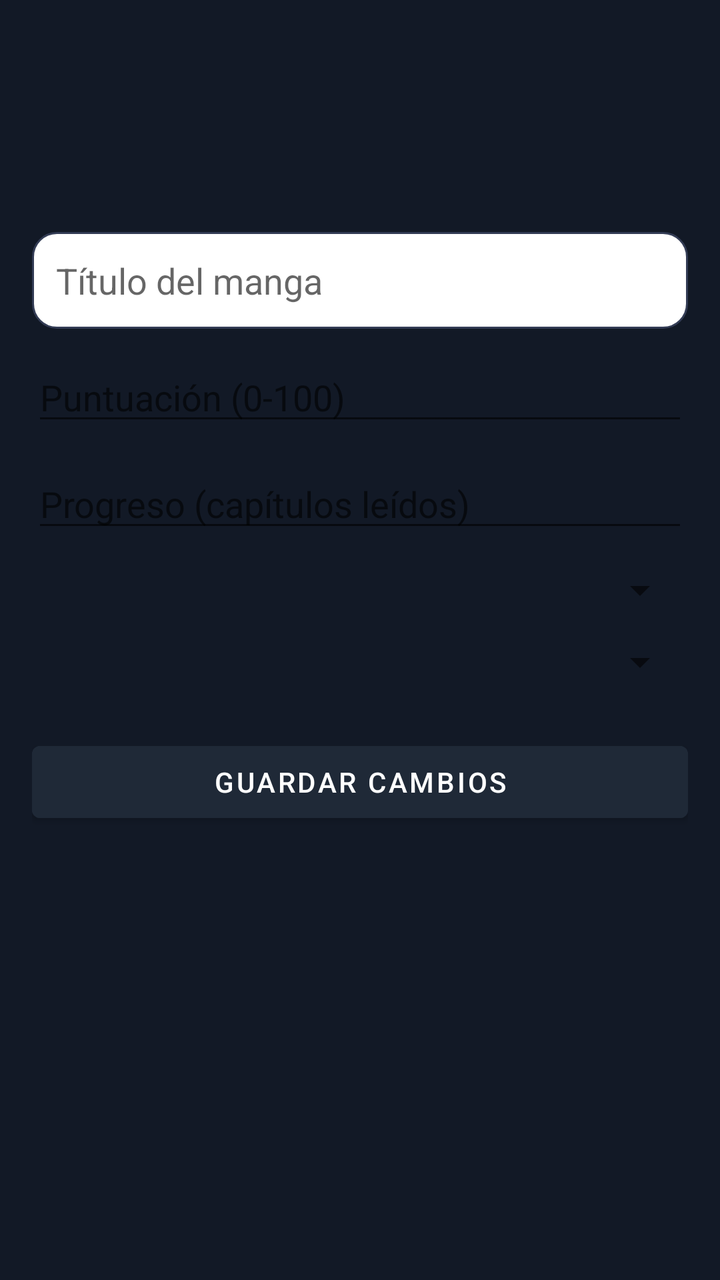
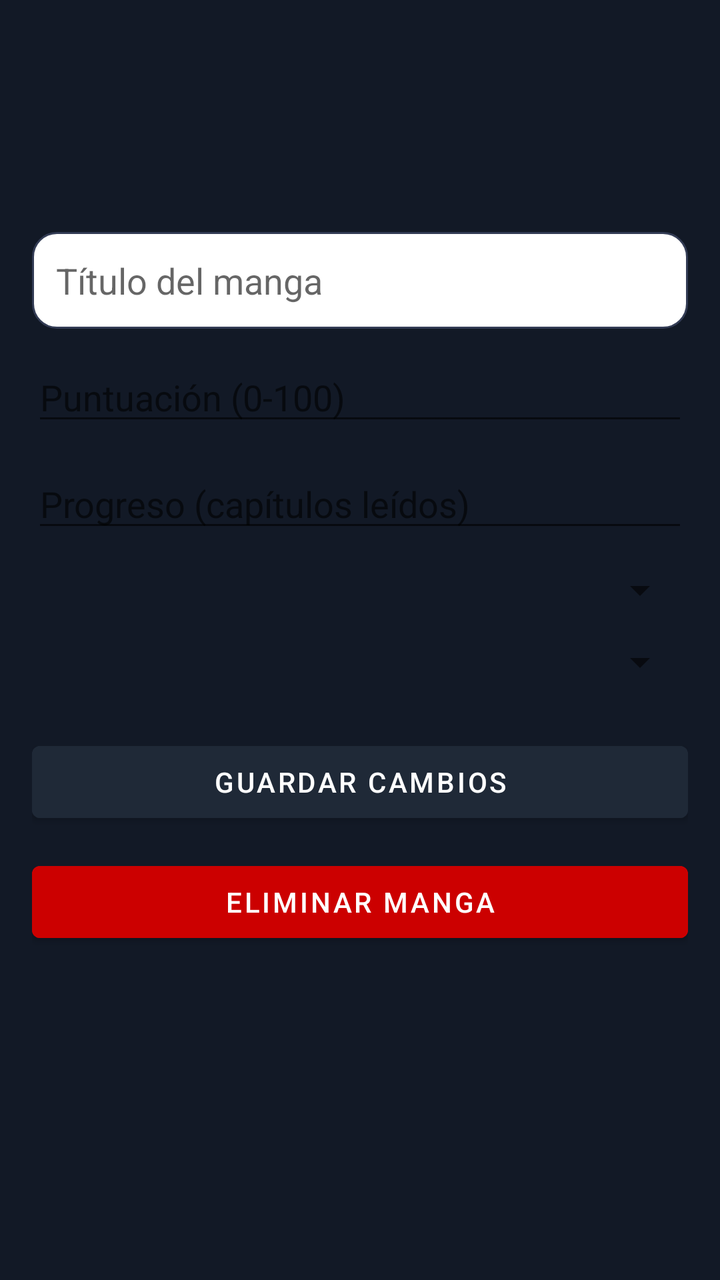

Screens rendered from an Android XML layout before and after an edit, with the pre-edit source and the edit as a unified diff.
<!-- AndroidManifest.xml: application theme Theme.YomiTrack -->
<!-- res/layout/fragment_edit_manga.xml -->
<ScrollView xmlns:android="http://schemas.android.com/apk/res/android"
    android:layout_width="match_parent"
    android:layout_height="match_parent"
    android:paddingTop="100dp"
    android:paddingBottom="80dp"
    android:fillViewport="true">

    <LinearLayout
        android:layout_width="match_parent"
        android:layout_height="wrap_content"
        android:padding="16dp"
        android:orientation="vertical">

        <EditText
            android:id="@+id/editTextMangaTitle"
            android:layout_width="match_parent"
            android:layout_height="wrap_content"
            android:hint="Título del manga"
            android:inputType="text"
            android:padding="12dp"
            android:background="@drawable/edit_text_background" />

        <EditText
            android:id="@+id/editTextScore"
            android:layout_width="match_parent"
            android:layout_height="wrap_content"
            android:hint="Puntuación (0-100)"
            android:inputType="number"
            android:layout_marginTop="12dp" />

        <EditText
            android:id="@+id/editTextProgress"
            android:layout_width="match_parent"
            android:layout_height="wrap_content"
            android:hint="Progreso (capítulos leídos)"
            android:inputType="number"
            android:layout_marginTop="12dp" />

        <Spinner
            android:id="@+id/spinnerStatus"
            android:layout_width="match_parent"
            android:layout_height="wrap_content"
            android:layout_marginTop="12dp"
            android:padding="8dp" />

        <Spinner
            android:id="@+id/spinnerType"
            android:layout_width="match_parent"
            android:layout_height="wrap_content"
            android:layout_marginTop="12dp"
            android:padding="8dp" />

        <Button
            android:id="@+id/buttonSaveManga"
            android:layout_width="match_parent"
            android:layout_height="wrap_content"
            android:text="Guardar cambios"
            android:layout_marginTop="24dp"
            android:backgroundTint="@color/primary"
            android:textColor="@android:color/white" />
    </LinearLayout>
</ScrollView>
<!-- resources referenced by this layout -->
<resources>
  <color name="primary">#1F2937</color>
  <!-- drawable edit_text_background (drawable) -->
  <?xml version="1.0" encoding="utf-8"?>
  <shape xmlns:android="http://schemas.android.com/apk/res/android"
      android:shape="rectangle">
  
      <solid android:color="@color/textPrimary" /> 
  
      <corners android:radius="12dp" /> 
  
      <padding
          android:left="12dp"
          android:top="8dp"
          android:right="12dp"
          android:bottom="8dp" />
  
      <stroke
          android:width="1dp"
          android:color="#333C55" /> 
  </shape>
  <style name="Theme.YomiTrack" parent="Base.Theme.YomiTrack" />
  <color name="textPrimary">#FFFFFF</color>
  <style name="Base.Theme.YomiTrack" parent="Theme.MaterialComponents.DayNight.NoActionBar">
          
          <item name="colorPrimary">@color/primary</item>
          <item name="colorPrimaryVariant">@color/primary</item>
          <item name="colorOnPrimary">@color/textPrimary</item>
          <item name="android:colorBackground">@color/background</item>
          <item name="colorOnBackground">@color/textPrimary</item>
  
          
          <item name="bottomNavigationStyle">@style/CustomBottomNav</item>
      </style>
  <color name="background">#121926</color>
  <style name="CustomBottomNav" parent="Widget.MaterialComponents.BottomNavigationView">
          <item name="android:background">@color/primary</item>
          <item name="itemIconTint">@color/textPrimary</item>
          <item name="itemTextColor">@color/textPrimary</item>
      </style>
</resources>

<!-- the commit's change to res/layout/fragment_edit_manga.xml (unified diff, before → after) -->
@@ -1,40 +1,41 @@
+<?xml version="1.0" encoding="utf-8"?>
 <ScrollView xmlns:android="http://schemas.android.com/apk/res/android"
     android:layout_width="match_parent"
     android:layout_height="match_parent"
+    android:fillViewport="true"
     android:paddingTop="100dp"
-    android:paddingBottom="80dp"
-    android:fillViewport="true">
+    android:paddingBottom="80dp">
 
     <LinearLayout
         android:layout_width="match_parent"
         android:layout_height="wrap_content"
-        android:padding="16dp"
-        android:orientation="vertical">
+        android:orientation="vertical"
+        android:padding="16dp">
 
         <EditText
             android:id="@+id/editTextMangaTitle"
             android:layout_width="match_parent"
             android:layout_height="wrap_content"
+            android:background="@drawable/edit_text_background"
             android:hint="Título del manga"
             android:inputType="text"
-            android:padding="12dp"
-            android:background="@drawable/edit_text_background" />
+            android:padding="12dp" />
 
         <EditText
             android:id="@+id/editTextScore"
             android:layout_width="match_parent"
             android:layout_height="wrap_content"
+            android:layout_marginTop="12dp"
             android:hint="Puntuación (0-100)"
-            android:inputType="number"
-            android:layout_marginTop="12dp" />
+            android:inputType="number" />
 
         <EditText
             android:id="@+id/editTextProgress"
             android:layout_width="match_parent"
             android:layout_height="wrap_content"
+            android:layout_marginTop="12dp"
             android:hint="Progreso (capítulos leídos)"
-            android:inputType="number"
-            android:layout_marginTop="12dp" />
+            android:inputType="number" />
 
         <Spinner
             android:id="@+id/spinnerStatus"
@@ -54,9 +55,18 @@
             android:id="@+id/buttonSaveManga"
             android:layout_width="match_parent"
             android:layout_height="wrap_content"
-            android:text="Guardar cambios"
             android:layout_marginTop="24dp"
             android:backgroundTint="@color/primary"
+            android:text="Guardar cambios"
+            android:textColor="@android:color/white" />
+
+        <Button
+            android:id="@+id/buttonDeleteManga"
+            android:layout_width="match_parent"
+            android:layout_height="wrap_content"
+            android:layout_marginTop="12dp"
+            android:backgroundTint="@android:color/holo_red_dark"
+            android:text="Eliminar manga"
             android:textColor="@android:color/white" />
     </LinearLayout>
 </ScrollView>
